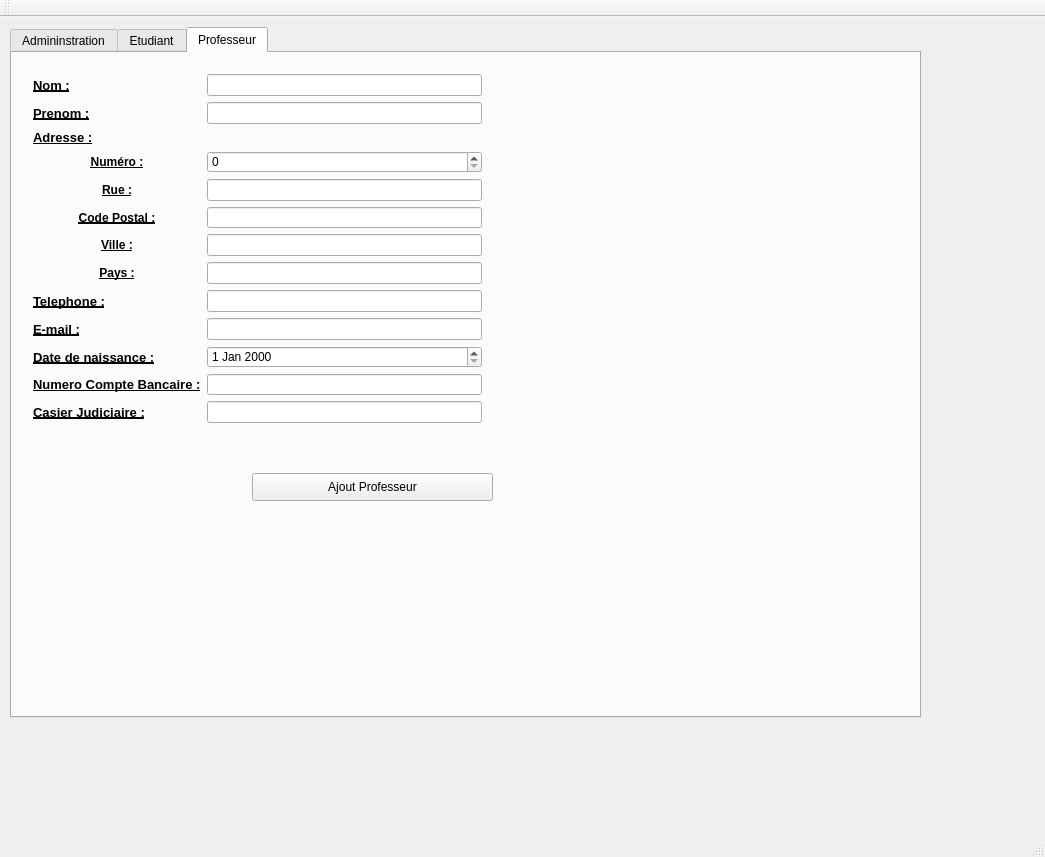
Above: AppObjetQT/mainwindow.ui from Mrgove10/AppliObjetVS before the change. Below: the same form after it.
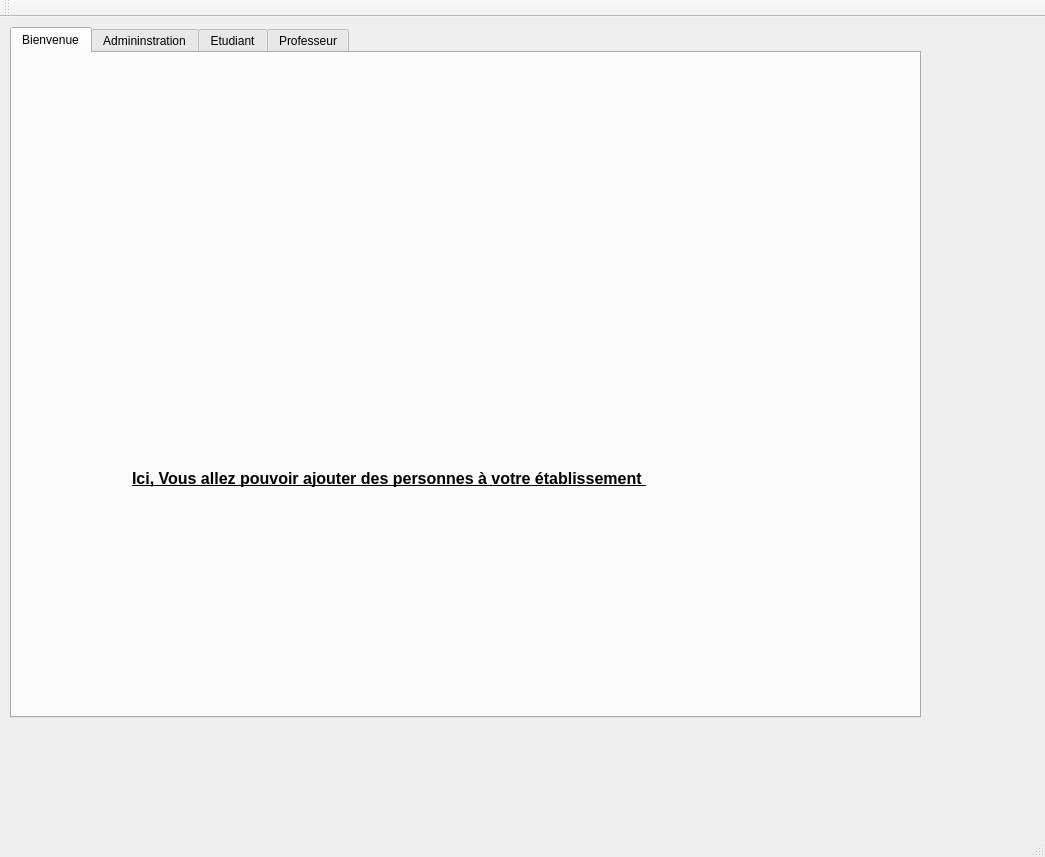
That is the form after the change. Icons and pictures are not drawn.

Commit message: add page bienvenue

Diff of the .ui file:
```diff
--- a/AppObjetQT/mainwindow.ui
+++ b/AppObjetQT/mainwindow.ui
@@ -24,8 +24,64 @@
      </rect>
     </property>
     <property name="currentIndex">
-     <number>2</number>
+     <number>0</number>
     </property>
+    <widget class="QWidget" name="tab">
+     <attribute name="title">
+      <string>Bienvenue</string>
+     </attribute>
+     <widget class="QLabel" name="label_54">
+      <property name="geometry">
+       <rect>
+        <x>340</x>
+        <y>80</y>
+        <width>55</width>
+        <height>16</height>
+       </rect>
+      </property>
+      <property name="text">
+       <string/>
+      </property>
+     </widget>
+     <widget class="QLabel" name="label_55">
+      <property name="geometry">
+       <rect>
+        <x>100</x>
+        <y>20</y>
+        <width>701</width>
+        <height>271</height>
+       </rect>
+      </property>
+      <property name="text">
+       <string/>
+      </property>
+      <property name="pixmap">
+       <pixmap>C:/Users/Utilisateur/Pictures/ledevdurable-bienvenu-2.jpg</pixmap>
+      </property>
+     </widget>
+     <widget class="QLabel" name="label_56">
+      <property name="geometry">
+       <rect>
+        <x>120</x>
+        <y>410</y>
+        <width>681</width>
+        <height>31</height>
+       </rect>
+      </property>
+      <property name="font">
+       <font>
+        <pointsize>12</pointsize>
+        <weight>75</weight>
+        <italic>false</italic>
+        <bold>true</bold>
+        <underline>true</underline>
+       </font>
+      </property>
+      <property name="text">
+       <string>Ici, Vous allez pouvoir ajouter des personnes à votre établissement </string>
+      </property>
+     </widget>
+    </widget>
     <widget class="QWidget" name="tab_6">
      <attribute name="title">
       <string>Admininstration</string>
```
